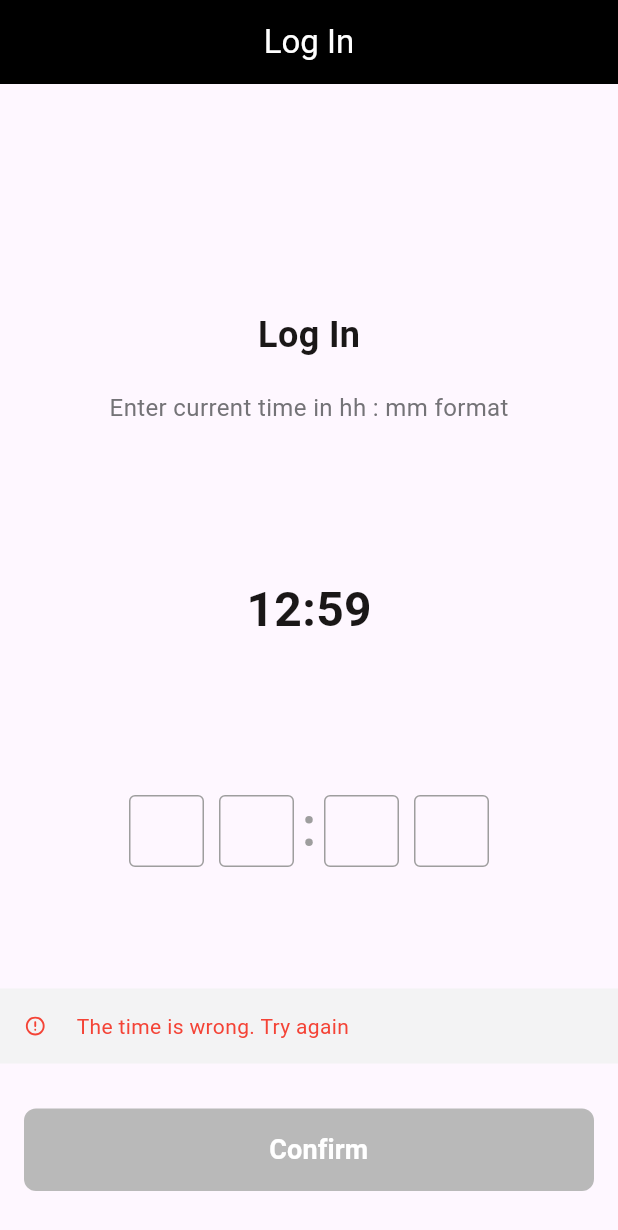
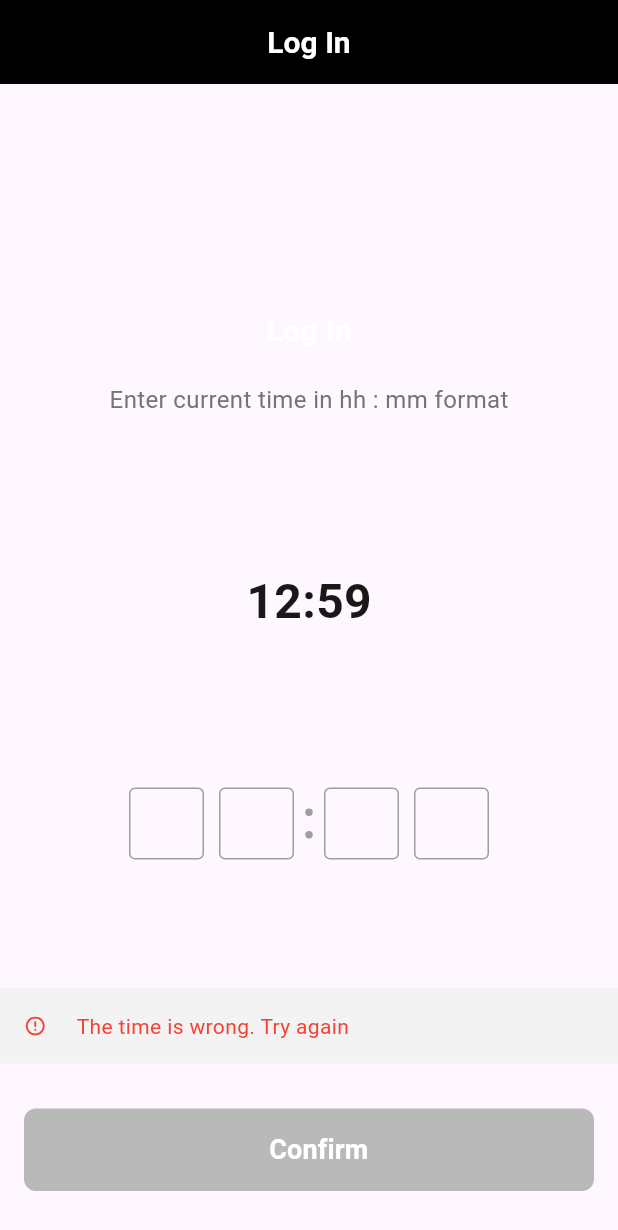
Before and after one commit to MishaLazutkin/noti, a Flutter app: the screen it shows after launch, on a phone screen of 412 x 824 dp. Shown: the top 1230 px of the screen. Run offline on Flutter 3.47's test engine with Material 3 defaults, Android fonts, the phone set to English and light mode, and no system bars; our stand-ins replace flutter_svg, pinput.

Commit message:
app bar customization

```diff
--- a/lib/main.dart
+++ b/lib/main.dart
@@ -4,6 +4,7 @@ import 'package:noti/notifications_page.dart';
 import 'package:noti/providers/login_provider.dart';
 import 'package:noti/utils/style.dart';
 import 'package:noti/widgets/bottom_button.dart';
+import 'package:noti/widgets/header.dart';
 import 'package:noti/widgets/time_text_field.dart';
 import 'package:pinput/pinput.dart';
 import 'package:provider/provider.dart';
@@ -31,8 +32,11 @@ class MyApp extends StatelessWidget {
         title: 'Flutter Demo',
         theme: ThemeData(
           appBarTheme: const AppBarTheme(
-            iconTheme: IconThemeData(color: Colors.black),
+            iconTheme: IconThemeData(color: Colors.white),
+            centerTitle:true,
             color: Colors.black,
+            titleTextStyle: AppTextStyle.appBarTitle,
+            foregroundColor: AppColor.headerForegroundColor,
           ),
         ),
         home: const MyHomePage(title: 'Log In'),
@@ -64,17 +68,7 @@ class _MyHomePageState extends State<MyHomePage> {
   Widget build(BuildContext context) {
     return Scaffold(
       resizeToAvoidBottomInset: false,
-      appBar: AppBar(
-        title: Row(
-          mainAxisAlignment: MainAxisAlignment.center,
-          children: [
-            Text(
-              widget.title,
-              style: const TextStyle(color: Colors.white),
-            ),
-          ],
-        ),
-      ),
+      appBar: CustomAppBar(title: widget.title,),
       body: CustomScrollView(
         slivers: <Widget>[
           SliverToBoxAdapter(
@@ -85,7 +79,7 @@ class _MyHomePageState extends State<MyHomePage> {
                 const SizedBox(
                   height: 150,
                 ),
-                Text('Log In', style: AppTextStyle.loginTitle),
+                Text('Log In', style: AppTextStyle.appBarTitle),
                 const SizedBox(
                   height: 20,
                 ),
--- a/lib/notifications_page.dart
+++ b/lib/notifications_page.dart
@@ -25,9 +25,9 @@ class _NotificationsPageState extends State<NotificationsPage>
       length: 2,
       child: Scaffold(
         appBar: AppBar(
+          automaticallyImplyLeading: false,
           title: const Text(
             'Notifications',
-            style: TextStyle(color: Colors.white),
           ),
           bottom: PreferredSize(
             preferredSize: Size.fromHeight(AppBar().preferredSize.height + 20),
--- a/lib/utils/style.dart
+++ b/lib/utils/style.dart
@@ -1,7 +1,8 @@
 import 'package:flutter/material.dart';
 
 class AppColor {
-  static const Color headerColor = Color.fromRGBO(0, 0, 0, 1);
+  static const Color headerBackgroundColor = Color.fromRGBO(0, 0, 0, 1);
+  static const Color headerForegroundColor = Colors.white;
   static const Color primaryColor = Color.fromRGBO(106, 81, 183, 1);
   static const Color timeTextFieldFill = Color.fromRGBO(248, 248, 248, 1);
   static const Color focusedTextFieldBorderColor =
@@ -43,10 +44,10 @@ class AppFont {
 }
 
 class AppTextStyle {
-  static TextStyle loginTitle = const TextStyle(
-      fontSize: 24,
+  static const TextStyle appBarTitle =   TextStyle(
+      fontSize: 20,
       fontWeight: FontWeight.w700,
-      color: Color.fromRGBO(26, 23, 23, 1));
+      color: Colors.white);
 
   static TextStyle body1Regular = const TextStyle(
       fontSize: 16,
@@ -72,6 +73,7 @@ class AppTextStyle {
 
   static const TextStyle notificationCardValues =
       TextStyle(fontSize: 15, fontWeight: FontWeight.bold, color: Colors.black);
+  static const TextStyle formTitles= TextStyle(fontSize: 14, fontWeight: FontWeight.w500, color: Colors.black);
 }
 
 class AppValues {
--- /dev/null
+++ b/lib/widgets/custom_text_field.dart
@@ -0,0 +1,79 @@
+import 'package:flutter/material.dart';
+import '../utils/style.dart';
+
+class CustomTimeTextField extends StatefulWidget {
+  final FocusNode focusNode;
+  final TextEditingController controller;
+  final bool showError;
+  final TextStyle textStyle;
+  final Function onTyping;
+  final double textFieldHeight;
+
+  CustomTimeTextField({
+    required this.focusNode,
+    required this.controller,
+
+    this.showError = false,
+    this.textStyle = AppTextStyle.inputTime,
+    Key? key,
+    required this.onTyping,
+    this.textFieldHeight = AppValues.textFieldHeight,
+  }) : super(key: key);
+
+  @override
+  _CustomTimeTextFieldState createState() => _CustomTimeTextFieldState();
+}
+
+class _CustomTimeTextFieldState extends State<CustomTimeTextField> {
+  void _focusNodeListener() => setState(() {});
+
+  @override
+  void initState() {
+    super.initState();
+    widget.focusNode.addListener(_focusNodeListener);
+  }
+
+  @override
+  void dispose() {
+    widget.focusNode.removeListener(_focusNodeListener);
+    super.dispose();
+  }
+
+  @override
+  Widget build(BuildContext context) {
+    return Container(
+      width: 50,
+      height: 50,
+      child: Center(
+        child: TextField(
+          textAlign: TextAlign.center,
+          maxLength: 1,
+          onChanged: (x) {
+
+              widget.onTyping(x);
+            if (x.isNotEmpty)
+              FocusScope.of(context).nextFocus();
+            if (x.isEmpty) FocusScope.of(context).previousFocus();
+          },
+          focusNode: widget.focusNode,
+          controller: widget.controller,
+          minLines: null,
+          style: widget.textStyle,
+          keyboardType: TextInputType.number ,
+
+          decoration: const InputDecoration(
+            counterText: "",
+            contentPadding: EdgeInsets.only(top: 0),
+            focusedBorder: OutlineInputBorder(
+                borderSide: BorderSide(
+                    color: AppColor.focusedTextFieldBorderColor, width: 1),
+                borderRadius: BorderRadius.all(Radius.circular(4.0))),
+            enabledBorder: OutlineInputBorder(
+                borderSide: BorderSide(color: Colors.grey, width: 1),
+                borderRadius: BorderRadius.all(Radius.circular(4.0))),
+          ),
+        ),
+      ),
+    );
+  }
+}
--- a/lib/widgets/header.dart
+++ b/lib/widgets/header.dart
@@ -2,10 +2,14 @@ import 'package:flutter/material.dart';
 
 import '../utils/style.dart';
 
-class CustomHeader extends StatelessWidget implements PreferredSizeWidget {
+class CustomAppBar extends StatelessWidget implements PreferredSizeWidget {
+ final String title;
+ final bool implyLeading;
 
 
-  CustomHeader({
+  CustomAppBar({
+    this.title='',
+    this.implyLeading=false,
     Key? key,
 
   }) : super(key: key);
@@ -13,57 +17,28 @@ class CustomHeader extends StatelessWidget implements PreferredSizeWidget {
   @override
   Widget build(BuildContext context) {
     return AppBar(
-      backgroundColor: AppColor.headerColor,
+      leading: implyLeading? IconButton(
+        onPressed: () {
+          Navigator.pop(context);
+        },
+        icon: const Icon(Icons.arrow_back_ios),
+      ):Container(),
+      backgroundColor: AppColor.headerBackgroundColor,
       elevation: 0.0,
-      automaticallyImplyLeading: false,
+      centerTitle:true,
+      automaticallyImplyLeading: implyLeading,
       actions: [Container()],
       title: Padding(
-        padding: EdgeInsets.only(top: 0),
-        child: Row(
-          crossAxisAlignment: CrossAxisAlignment.center,
-          children: [
-            Text('Log In'),
+        padding: const EdgeInsets.only(top: 0),
+        child: Text(title, ),
+      ),
 
 
-          ],
-        ),
-      ),
-
-      // bottom: PreferredSize(
-      //   preferredSize: Size.fromHeight(0),
-      //   child: Padding(
-      //     padding: EdgeInsets.only(left: 16, right: 16,top: kToolbarHeight),
-      //     child: Row(
-      //       crossAxisAlignment: CrossAxisAlignment.center,
-      //       children: [
-      //         SvgPicture.asset(
-      //           'lib/assets/icons/clean_whale.svg',
-      //           height: 35,
-      //         ),
-      //         const Spacer(),
-      //         Builder(
-      //           builder: (context) =>
-      //               InkWell(
-      //             onTap: () {
-      //
-      //               Scaffold.of(context).openEndDrawer();
-      //             },
-      //             child: SvgPicture.asset(
-      //               'lib/assets/icons/menu.svg',
-      //               width: 22,
-      //               height: 22,
-      //             ),
-      //           ),
-      //         ),
-      //       ],
-      //     ),
-      //   ),
-      // ),
     );
   }
 
 //+ MediaQuery.of(context).padding.top
   @override
   // TODO: implement preferredSize
-  Size get preferredSize => Size.fromHeight(kToolbarHeight);
+  Size get preferredSize => const Size.fromHeight(kToolbarHeight);
 }
```
Also changed, not shown: lib/add_notification.dart (added, +32 -0 lines), lib/tabs/one_time_tab.dart (+10 -6 lines).
